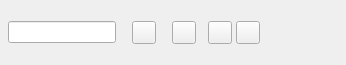
Before: the Qt Designer form scribus/ui/propertiespalette_attributes.ui in scribusproject/scribus, drawn with Qt 5.
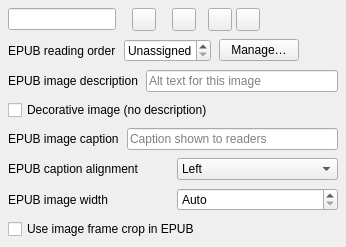
After: the same form once the commit is applied. Custom widgets are drawn as their Qt base class.

Commit message: Register EPUB controls and import QA across platform builds

```diff
--- a/scribus/ui/propertiespalette_attributes.ui
+++ b/scribus/ui/propertiespalette_attributes.ui
@@ -232,6 +232,164 @@
      </item>
     </layout>
    </item>
+   <item>
+    <layout class="QHBoxLayout" name="epubOrderLayout">
+     <item>
+      <widget class="QLabel" name="epubOrderLabel">
+       <property name="text">
+        <string>EPUB reading order</string>
+       </property>
+      </widget>
+     </item>
+     <item>
+      <widget class="QSpinBox" name="epubOrderSpin">
+       <property name="specialValueText">
+        <string>Unassigned</string>
+       </property>
+       <property name="minimum">
+        <number>0</number>
+       </property>
+       <property name="maximum">
+        <number>999999</number>
+       </property>
+      </widget>
+     </item>
+     <item>
+      <widget class="QPushButton" name="epubOrderManageButton">
+       <property name="text">
+        <string>Manage…</string>
+       </property>
+       <property name="toolTip">
+        <string>Arrange all text stories for reflowable EPUB</string>
+       </property>
+      </widget>
+     </item>
+     <item>
+      <spacer name="epubOrderSpacer">
+       <property name="orientation">
+        <enum>Qt::Orientation::Horizontal</enum>
+       </property>
+       <property name="sizeHint" stdset="0">
+        <size>
+         <width>0</width>
+         <height>0</height>
+        </size>
+       </property>
+      </spacer>
+     </item>
+    </layout>
+   </item>
+   <item>
+    <layout class="QHBoxLayout" name="epubImageAltLayout">
+     <item>
+      <widget class="QLabel" name="epubImageAltLabel">
+       <property name="text">
+        <string>EPUB image description</string>
+       </property>
+      </widget>
+     </item>
+     <item>
+      <widget class="QLineEdit" name="epubImageAltEdit">
+       <property name="toolTip">
+        <string>Describe the image for ebook readers. Alt text is required for EPUB export unless the image is explicitly decorative; it is not a visible caption.</string>
+       </property>
+       <property name="placeholderText">
+        <string>Alt text for this image</string>
+       </property>
+      </widget>
+     </item>
+   </layout>
+  </item>
+  <item>
+   <widget class="QCheckBox" name="epubImageDecorativeCheck">
+    <property name="toolTip">
+     <string>Mark an image as decorative only after clearing its description and visible caption. Decorative images export with empty alt text.</string>
+    </property>
+    <property name="text">
+     <string>Decorative image (no description)</string>
+    </property>
+   </widget>
+  </item>
+  <item>
+   <layout class="QHBoxLayout" name="epubImageCaptionLayout">
+     <item>
+      <widget class="QLabel" name="epubImageCaptionLabel">
+       <property name="text">
+        <string>EPUB image caption</string>
+       </property>
+      </widget>
+     </item>
+     <item>
+      <widget class="QLineEdit" name="epubImageCaptionEdit">
+       <property name="toolTip">
+        <string>Optional visible caption below the image in reflowable EPUB. This is separate from alt text.</string>
+       </property>
+       <property name="placeholderText">
+        <string>Caption shown to readers</string>
+       </property>
+      </widget>
+     </item>
+    </layout>
+   </item>
+   <item>
+    <layout class="QHBoxLayout" name="epubImageCaptionAlignmentLayout">
+     <item>
+      <widget class="QLabel" name="epubImageCaptionAlignmentLabel">
+       <property name="text">
+        <string>EPUB caption alignment</string>
+       </property>
+      </widget>
+     </item>
+     <item>
+      <widget class="QComboBox" name="epubImageCaptionAlignmentCombo">
+       <property name="toolTip">
+        <string>Align the visible EPUB caption without moving its image. Add a caption first.</string>
+       </property>
+       <item><property name="text"><string>Left</string></property></item>
+       <item><property name="text"><string>Centre</string></property></item>
+       <item><property name="text"><string>Right</string></property></item>
+       <item><property name="text"><string>Justify</string></property></item>
+      </widget>
+     </item>
+    </layout>
+   </item>
+   <item>
+   <layout class="QHBoxLayout" name="epubImageWidthLayout">
+     <item>
+      <widget class="QLabel" name="epubImageWidthLabel">
+       <property name="text">
+        <string>EPUB image width</string>
+       </property>
+      </widget>
+     </item>
+     <item>
+      <widget class="QSpinBox" name="epubImageWidthSpin">
+       <property name="toolTip">
+        <string>Optional figure width as a percentage of the EPUB reading area. Auto keeps the reader default. Frame crop is a separate opt-in choice; rotation is not reproduced.</string>
+       </property>
+       <property name="specialValueText">
+        <string>Auto</string>
+       </property>
+       <property name="suffix">
+        <string>%</string>
+       </property>
+       <property name="maximum">
+        <number>100</number>
+       </property>
+      </widget>
+     </item>
+    </layout>
+   </item>
+   <item>
+    <widget class="QCheckBox" name="epubImageFrameCropCheck">
+     <property name="toolTip">
+      <string>Use the exact visible crop of a plain rectangular linked PNG frame when it aligns to whole source pixels. Unsupported transforms block EPUB export instead of being approximated.</string>
+     </property>
+     <property name="text">
+      <string>Use image frame crop in EPUB</string>
+     </property>
+    </widget>
+   </item>
   </layout>
  </widget>
  <customwidgets>
```
The commit also changes 19 other files.
